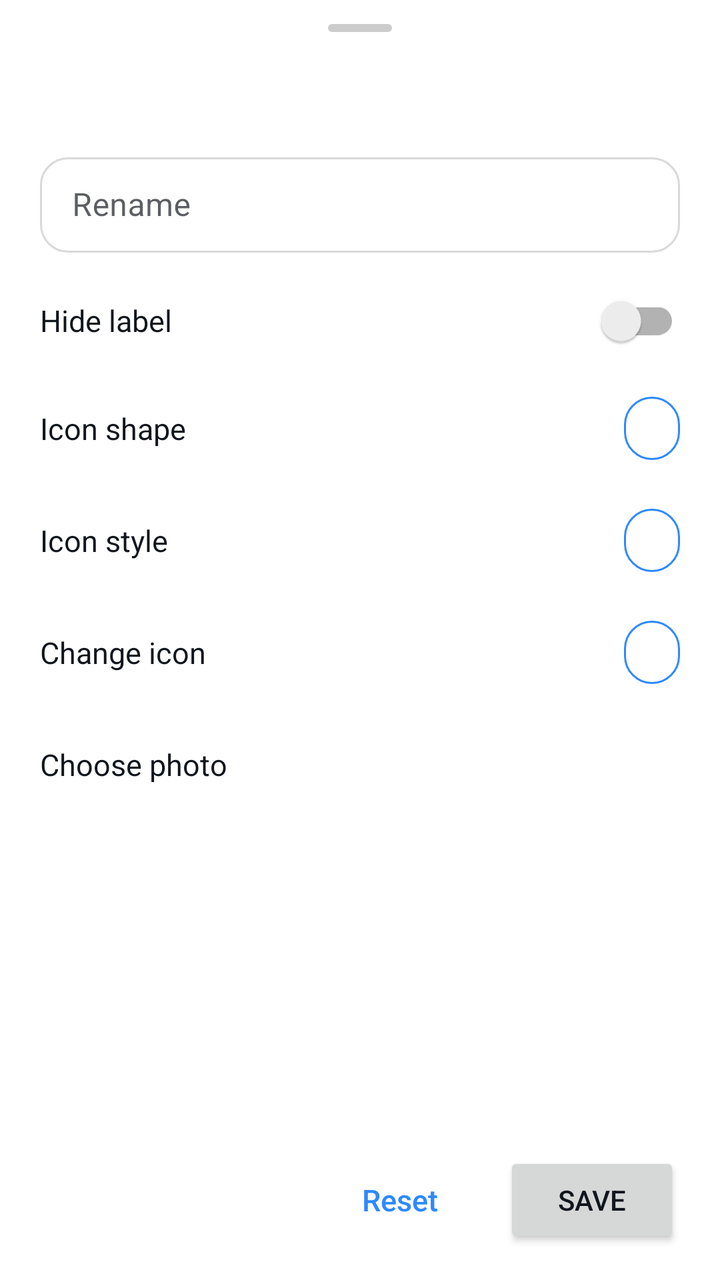
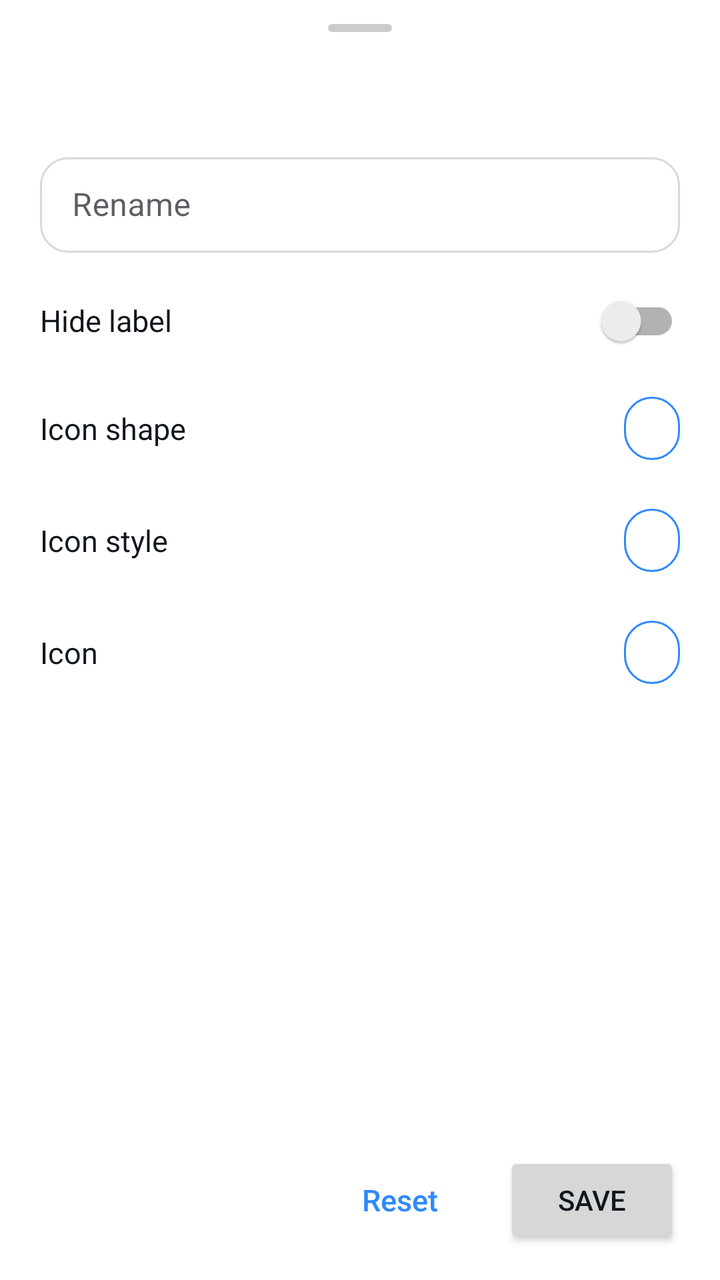

Two renders of the same Android screen: before a commit and after it. Below are the layout's source before the change and the commit's diff.
<!-- AndroidManifest.xml: application theme Theme.Supernova -->
<!-- res/layout/sheet_app_edit.xml -->
<?xml version="1.0" encoding="utf-8"?>
<LinearLayout xmlns:android="http://schemas.android.com/apk/res/android"
    android:layout_width="match_parent"
    android:layout_height="wrap_content"
    android:orientation="vertical"
    android:paddingBottom="16dp">

    <include layout="@layout/sheet_handle" />

    <TextView
        android:id="@+id/editTitle"
        style="@style/SheetTitle" />

    
    <TextView
        android:id="@+id/editComponent"
        android:layout_width="match_parent"
        android:layout_height="wrap_content"
        android:paddingHorizontal="20dp"
        android:paddingBottom="6dp"
        android:fontFamily="monospace"
        android:textColor="@color/textSecondary"
        android:textIsSelectable="true"
        android:textSize="12sp"
        android:visibility="gone" />

    <androidx.core.widget.NestedScrollView
        android:layout_width="match_parent"
        android:layout_height="0dp"
        android:layout_weight="1">

        <LinearLayout
            android:layout_width="match_parent"
            android:layout_height="wrap_content"
            android:orientation="vertical">

            <com.google.android.material.textfield.TextInputLayout
                android:layout_width="match_parent"
                android:layout_height="wrap_content"
                android:layout_marginHorizontal="20dp"
                android:layout_marginTop="12dp"
                android:hint="@string/rename">

                <com.google.android.material.textfield.TextInputEditText
                    android:id="@+id/editLabel"
                    android:layout_width="match_parent"
                    android:layout_height="wrap_content"
                    android:inputType="text"
                    android:maxLines="1" />
            </com.google.android.material.textfield.TextInputLayout>

            <LinearLayout
                android:id="@+id/hideLabelRow"
                android:layout_width="match_parent"
                android:layout_height="wrap_content"
                android:layout_marginTop="8dp"
                android:gravity="center_vertical"
                android:minHeight="52dp"
                android:orientation="horizontal"
                android:paddingHorizontal="20dp">

                <TextView
                    style="@style/SheetRowTitle"
                    android:text="@string/hide_label" />

                <androidx.appcompat.widget.SwitchCompat
                    android:id="@+id/hideLabelSwitch"
                    android:layout_width="wrap_content"
                    android:layout_height="wrap_content" />
            </LinearLayout>

            <LinearLayout
                android:id="@+id/shapeRow"
                style="@style/SheetRow">

                <TextView
                    style="@style/SheetRowTitle"
                    android:text="@string/icon_shape" />

                <TextView
                    android:id="@+id/shapeValue"
                    style="@style/SheetRowValue" />
            </LinearLayout>

            <LinearLayout
                android:id="@+id/variantRow"
                style="@style/SheetRow">

                <TextView
                    style="@style/SheetRowTitle"
                    android:text="@string/icon_variant" />

                <TextView
                    android:id="@+id/variantValue"
                    style="@style/SheetRowValue" />
            </LinearLayout>

            <LinearLayout
                android:id="@+id/iconRow"
                style="@style/SheetRow">

                <TextView
                    style="@style/SheetRowTitle"
                    android:text="@string/change_icon" />

                <TextView
                    android:id="@+id/iconValue"
                    style="@style/SheetRowValue" />
            </LinearLayout>

            <LinearLayout
                android:id="@+id/photoRow"
                style="@style/SheetRow">

                <TextView
                    style="@style/SheetRowTitle"
                    android:text="@string/choose_photo" />
            </LinearLayout>

            
            <LinearLayout
                android:id="@+id/reshapeRow"
                android:layout_width="match_parent"
                android:layout_height="wrap_content"
                android:background="?attr/selectableItemBackground"
                android:gravity="center_vertical"
                android:minHeight="56dp"
                android:orientation="horizontal"
                android:paddingHorizontal="20dp"
                android:paddingVertical="10dp"
                android:visibility="gone">

                <LinearLayout
                    android:layout_width="0dp"
                    android:layout_height="wrap_content"
                    android:layout_weight="1"
                    android:orientation="vertical">

                    <TextView
                        android:layout_width="match_parent"
                        android:layout_height="wrap_content"
                        android:text="@string/reshape"
                        android:textColor="@color/textPrimary"
                        android:textSize="15sp" />

                    <TextView
                        android:layout_width="match_parent"
                        android:layout_height="wrap_content"
                        android:layout_marginTop="2dp"
                        android:text="@string/reshape_summary"
                        android:textColor="@color/textSecondary"
                        android:textSize="13sp" />
                </LinearLayout>

                <androidx.appcompat.widget.SwitchCompat
                    android:id="@+id/reshapeSwitch"
                    android:layout_width="wrap_content"
                    android:layout_height="wrap_content"
                    android:layout_marginStart="12dp" />
            </LinearLayout>

            
            <LinearLayout
                android:id="@+id/swipeToOpenRow"
                android:layout_width="match_parent"
                android:layout_height="wrap_content"
                android:background="?attr/selectableItemBackground"
                android:gravity="center_vertical"
                android:minHeight="56dp"
                android:orientation="horizontal"
                android:paddingHorizontal="20dp"
                android:paddingVertical="10dp"
                android:visibility="gone">

                <LinearLayout
                    android:layout_width="0dp"
                    android:layout_height="wrap_content"
                    android:layout_weight="1"
                    android:orientation="vertical">

                    <TextView
                        android:layout_width="match_parent"
                        android:layout_height="wrap_content"
                        android:text="@string/swipe_to_open_folder"
                        android:textColor="@color/textPrimary"
                        android:textSize="15sp" />

                    <TextView
                        android:layout_width="match_parent"
                        android:layout_height="wrap_content"
                        android:layout_marginTop="2dp"
                        android:text="@string/swipe_to_open_folder_summary"
                        android:textColor="@color/textSecondary"
                        android:textSize="13sp" />
                </LinearLayout>

                <androidx.appcompat.widget.SwitchCompat
                    android:id="@+id/swipeToOpenSwitch"
                    android:layout_width="wrap_content"
                    android:layout_height="wrap_content"
                    android:layout_marginStart="12dp" />
            </LinearLayout>

            
            <LinearLayout
                android:id="@+id/swipeUpRow"
                style="@style/SheetRow"
                android:visibility="gone">

                <TextView
                    style="@style/SheetRowTitle"
                    android:text="@string/swipe_up_title" />

                <TextView
                    android:id="@+id/swipeUpValue"
                    style="@style/SheetRowValue" />
            </LinearLayout>

            <LinearLayout
                android:id="@+id/swipeDownRow"
                style="@style/SheetRow"
                android:visibility="gone">

                <TextView
                    style="@style/SheetRowTitle"
                    android:text="@string/swipe_down_title" />

                <TextView
                    android:id="@+id/swipeDownValue"
                    style="@style/SheetRowValue" />
            </LinearLayout>
        </LinearLayout>
    </androidx.core.widget.NestedScrollView>

    <LinearLayout
        android:layout_width="match_parent"
        android:layout_height="wrap_content"
        android:layout_marginTop="8dp"
        android:gravity="end|center_vertical"
        android:orientation="horizontal"
        android:paddingHorizontal="20dp">

        <Button
            android:id="@+id/resetButton"
            style="@style/Widget.Supernova.Button.Text"
            android:layout_width="wrap_content"
            android:layout_height="wrap_content"
            android:text="@string/reset" />

        <Button
            android:id="@+id/saveButton"
            android:layout_width="wrap_content"
            android:layout_height="wrap_content"
            android:layout_marginStart="8dp"
            android:text="@string/save" />
    </LinearLayout>
</LinearLayout>
<!-- res/layout/sheet_handle.xml (included above) -->
<?xml version="1.0" encoding="utf-8"?>
<View xmlns:android="http://schemas.android.com/apk/res/android"
    android:layout_width="32dp"
    android:layout_height="4dp"
    android:layout_gravity="center_horizontal"
    android:layout_marginTop="12dp"
    android:layout_marginBottom="8dp"
    android:background="@drawable/bg_sheet_handle"
    android:importantForAccessibility="no" />
<!-- resources referenced by this layout -->
<resources>
  <color name="textPrimary">#11161D</color>
  <color name="textSecondary">#B011161D</color>
  <!-- drawable bg_sheet_handle (drawable) -->
  <?xml version="1.0" encoding="utf-8"?>
  <shape xmlns:android="http://schemas.android.com/apk/res/android" android:shape="rectangle">
      <corners android:radius="2dp" />
      <solid android:color="#66808080" />
  </shape>
  <string name="change_icon">Change icon</string>
  <string name="choose_photo">Choose photo</string>
  <string name="hide_label">Hide label</string>
  <string name="icon_shape">Icon shape</string>
  <string name="icon_variant">Icon style</string>
  <string name="rename">Rename</string>
  <string name="reset">Reset</string>
  <string name="reshape">Reshape</string>
  <string name="reshape_summary">Fit the icon to the icon shape</string>
  <string name="save">Save</string>
  <string name="swipe_down_title">Swipe down</string>
  <string name="swipe_to_open_folder">Swipe to open folder</string>
  <string name="swipe_to_open_folder_summary">Tap opens the first app, swipe up opens the folder</string>
  <string name="swipe_up_title">Swipe up</string>
  <style name="SheetRowTitle">
          <item name="android:layout_width">0dp</item>
          <item name="android:layout_height">wrap_content</item>
          <item name="android:layout_weight">1</item>
          <item name="android:textColor">@color/textPrimary</item>
          <item name="android:textSize">15sp</item>
      </style>
  <!-- drawable bg_value_pill (drawable) -->
  <?xml version="1.0" encoding="utf-8"?>
  <shape xmlns:android="http://schemas.android.com/apk/res/android" android:shape="rectangle">
      <corners android:radius="18dp" />
      <stroke android:width="1dp" android:color="@color/accent" />
  </shape>
  <color name="accent">#2E89FF</color>
  <color name="rippleHighlight">#1A000000</color>
  <color name="accentBlueText">@color/accentBlue</color>
  <style name="Widget.Supernova.RadioButton" parent="Widget.MaterialComponents.CompoundButton.RadioButton">
          <item name="buttonTint">@color/selection_control_tint</item>
          <item name="android:textColor">@color/textPrimary</item>
      </style>
  <style name="Widget.Supernova.Switch" parent="Widget.MaterialComponents.CompoundButton.Switch">
          <item name="android:textColor">@color/textPrimary</item>
      </style>
  <color name="surface">#FFFFFF</color>
  <color name="onAccent">#FFFFFFFF</color>
  <color name="accentBlue">#2E89FF</color>
  <color name="raised">#FFFFFF</color>
  <style name="ShapeAppearanceOverlay.Supernova.Dialog" parent="">
          <item name="cornerFamily">rounded</item>
          <item name="cornerSize">28dp</item>
      </style>
  <style name="TextAppearance.Supernova.DialogTitle" parent="MaterialAlertDialog.MaterialComponents.Title.Text">
          <item name="android:textColor">@color/textPrimary</item>
          <item name="android:textSize">22sp</item>
          <item name="android:fontFamily">sans-serif-medium</item>
      </style>
  <style name="TextAppearance.Supernova.DialogBody" parent="MaterialAlertDialog.MaterialComponents.Body.Text">
          <item name="android:textColor">@color/textSecondary</item>
          <item name="android:textSize">15sp</item>
          <item name="android:lineSpacingMultiplier">1.15</item>
      </style>
  <style name="ShapeAppearanceOverlay.Supernova.BottomSheet" parent="">
          <item name="cornerFamily">rounded</item>
          <item name="cornerSizeTopLeft">28dp</item>
          <item name="cornerSizeTopRight">28dp</item>
          <item name="cornerSizeBottomLeft">0dp</item>
          <item name="cornerSizeBottomRight">0dp</item>
      </style>
  <!-- unchanged entries left out for length: 16 -->
</resources>

<!-- the commit's change to res/layout/sheet_app_edit.xml (unified diff, before → after) -->
@@ -101,20 +101,11 @@
 
                 <TextView
                     style="@style/SheetRowTitle"
-                    android:text="@string/change_icon" />
+                    android:text="@string/icon_row" />
 
                 <TextView
                     android:id="@+id/iconValue"
                     style="@style/SheetRowValue" />
-            </LinearLayout>
-
-            <LinearLayout
-                android:id="@+id/photoRow"
-                style="@style/SheetRow">
-
-                <TextView
-                    style="@style/SheetRowTitle"
-                    android:text="@string/choose_photo" />
             </LinearLayout>
 
             
<!-- resource entries referenced after the edit -->
@@ -8,9 +8,8 @@
       <corners android:radius="2dp" />
       <solid android:color="#66808080" />
   </shape>
-  <string name="change_icon">Change icon</string>
-  <string name="choose_photo">Choose photo</string>
   <string name="hide_label">Hide label</string>
+  <string name="icon_row">Icon</string>
   <string name="icon_shape">Icon shape</string>
   <string name="icon_variant">Icon style</string>
   <string name="rename">Rename</string>
